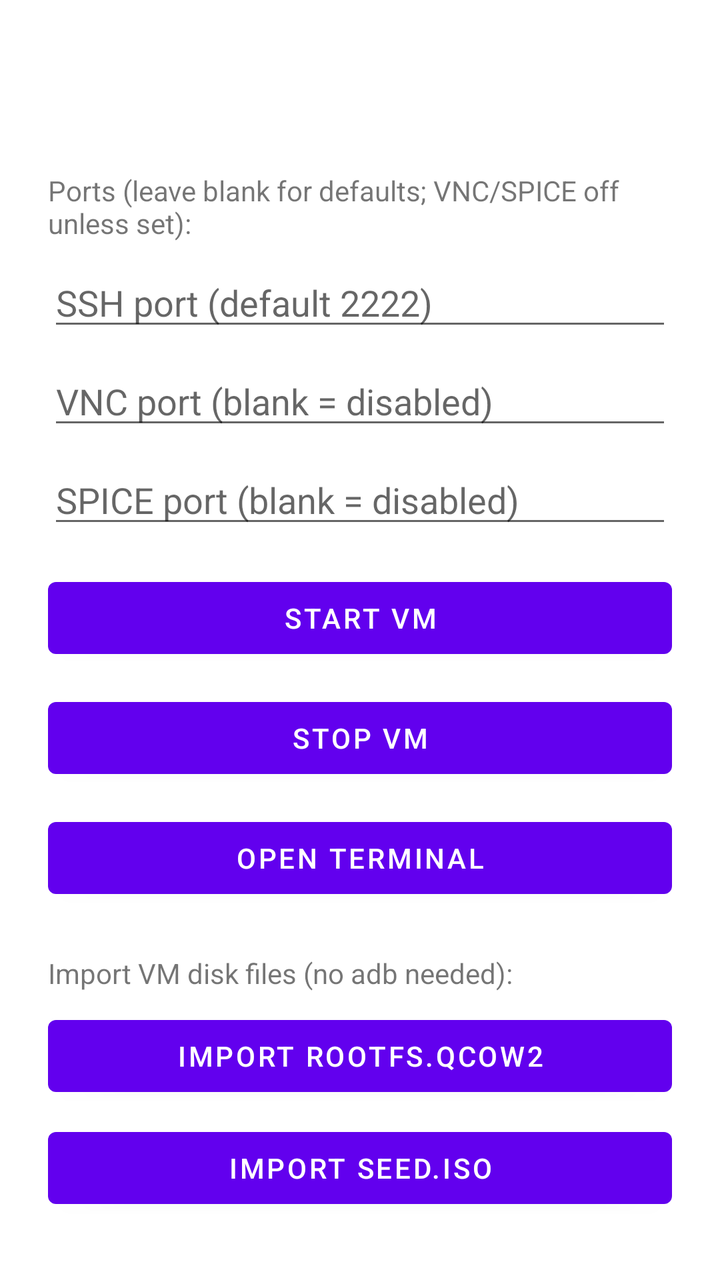
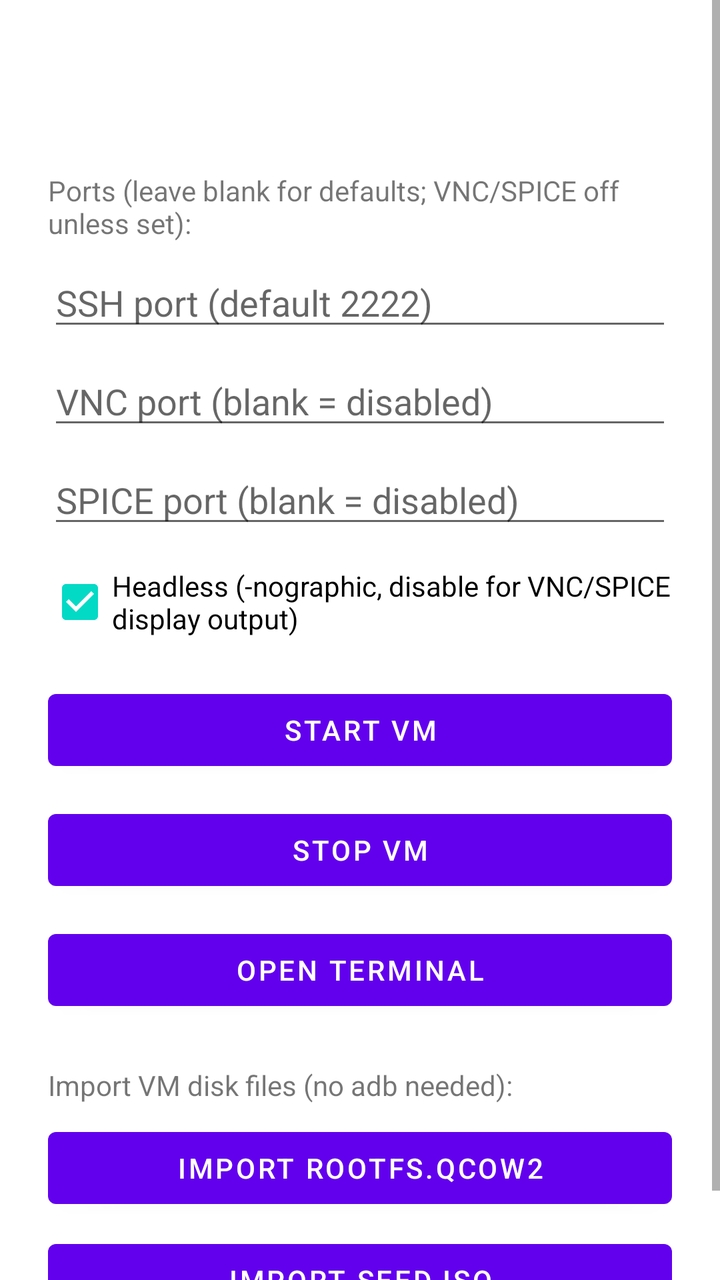

An Android layout rendered at two revisions. The XML below is the earlier revision; the diff shows what the commit changed to produce the second picture.
<!-- AndroidManifest.xml: application theme Theme.VmForge -->
<!-- res/layout/activity_main.xml -->
<?xml version="1.0" encoding="utf-8"?>
<ScrollView xmlns:android="http://schemas.android.com/apk/res/android"
    android:layout_width="match_parent"
    android:layout_height="match_parent">

<LinearLayout
    android:layout_width="match_parent"
    android:layout_height="wrap_content"
    android:orientation="vertical"
    android:padding="24dp"
    android:gravity="center">

    <TextView
        android:id="@+id/accelStatus"
        android:layout_width="match_parent"
        android:layout_height="wrap_content"
        android:textSize="16sp"
        android:paddingBottom="24dp" />

    <TextView
        android:layout_width="match_parent"
        android:layout_height="wrap_content"
        android:layout_marginTop="16dp"
        android:text="Ports (leave blank for defaults; VNC/SPICE off unless set):"
        android:textSize="14sp" />

    <EditText
        android:id="@+id/sshPortInput"
        android:layout_width="match_parent"
        android:layout_height="wrap_content"
        android:layout_marginTop="8dp"
        android:hint="SSH port (default 2222)"
        android:inputType="number" />

    <EditText
        android:id="@+id/vncPortInput"
        android:layout_width="match_parent"
        android:layout_height="wrap_content"
        android:layout_marginTop="8dp"
        android:hint="VNC port (blank = disabled)"
        android:inputType="number" />

    <EditText
        android:id="@+id/spicePortInput"
        android:layout_width="match_parent"
        android:layout_height="wrap_content"
        android:layout_marginTop="8dp"
        android:hint="SPICE port (blank = disabled)"
        android:inputType="number" />

    <Button
        android:id="@+id/startVmButton"
        android:layout_width="match_parent"
        android:layout_height="wrap_content"
        android:layout_marginTop="16dp"
        android:text="Start VM" />

    <Button
        android:id="@+id/stopVmButton"
        android:layout_width="match_parent"
        android:layout_height="wrap_content"
        android:layout_marginTop="12dp"
        android:text="Stop VM" />

    <Button
        android:id="@+id/openTerminalButton"
        android:layout_width="match_parent"
        android:layout_height="wrap_content"
        android:layout_marginTop="12dp"
        android:text="Open Terminal" />

    <TextView
        android:layout_width="match_parent"
        android:layout_height="wrap_content"
        android:layout_marginTop="24dp"
        android:text="Import VM disk files (no adb needed):"
        android:textSize="14sp" />

    <Button
        android:id="@+id/importDiskButton"
        android:layout_width="match_parent"
        android:layout_height="wrap_content"
        android:layout_marginTop="8dp"
        android:text="Import rootfs.qcow2" />

    <Button
        android:id="@+id/importSeedButton"
        android:layout_width="match_parent"
        android:layout_height="wrap_content"
        android:layout_marginTop="8dp"
        android:text="Import seed.iso" />

</LinearLayout>
</ScrollView>
<!-- resources referenced by this layout -->
<resources>
  <style name="Theme.VmForge" parent="Theme.MaterialComponents.DayNight.NoActionBar" />
</resources>

<!-- the commit's change to res/layout/activity_main.xml (unified diff, before → after) -->
@@ -48,6 +48,14 @@
         android:hint="SPICE port (blank = disabled)"
         android:inputType="number" />
 
+    <CheckBox
+        android:id="@+id/headlessCheckbox"
+        android:layout_width="match_parent"
+        android:layout_height="wrap_content"
+        android:layout_marginTop="8dp"
+        android:checked="true"
+        android:text="Headless (-nographic, disable for VNC/SPICE display output)" />
+
     <Button
         android:id="@+id/startVmButton"
         android:layout_width="match_parent"
